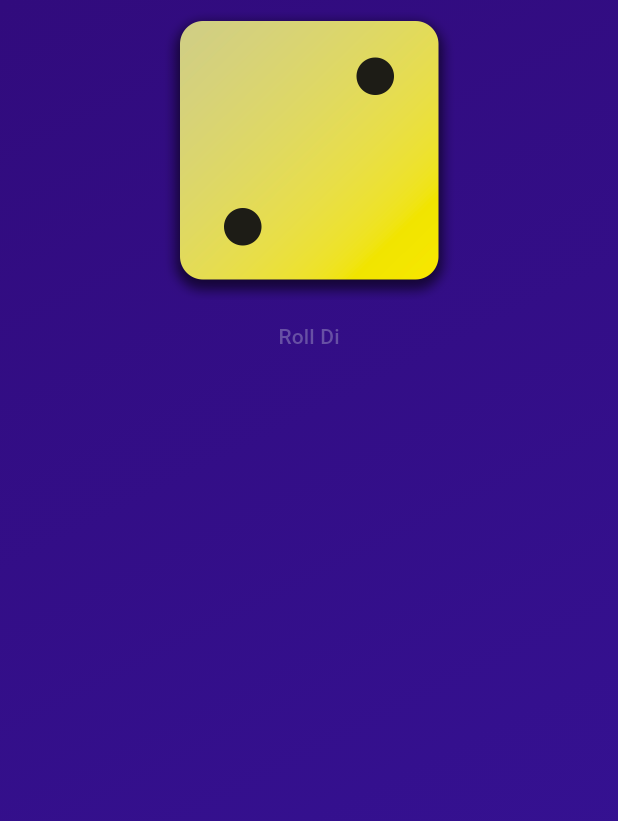
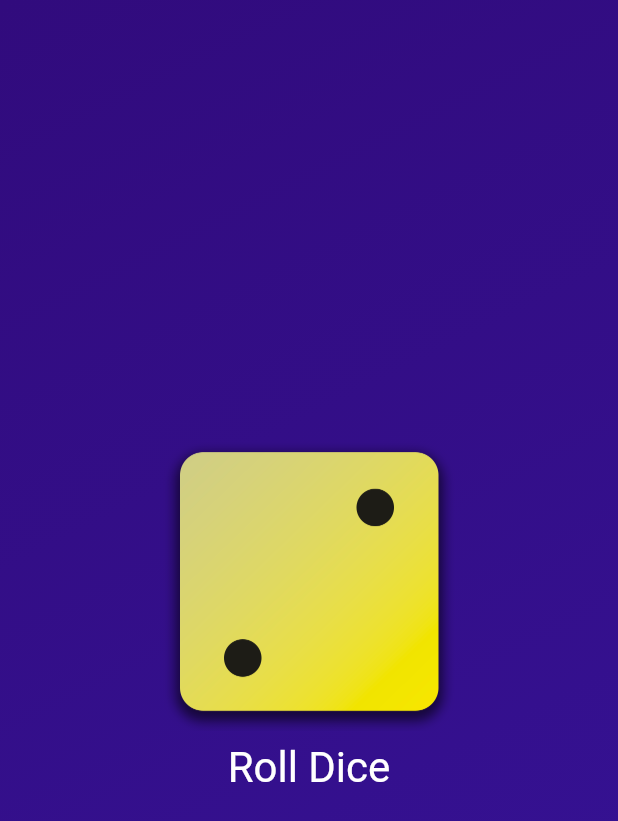
Before and after one commit to IsharaNawa/rolling-dice-flutter-app, a Flutter app: the screen it shows after launch, on a phone screen of 412 x 824 dp. Shown: the top 821 px of the screen. Run offline on Flutter 3.47's test engine with Material 3 defaults, Android fonts, the phone set to English and light mode, and no system bars.

Commit message:
adding the button style and the layout centering

```diff
--- a/lib/gradient_container.dart
+++ b/lib/gradient_container.dart
@@ -33,6 +33,7 @@ class GradientContainer extends StatelessWidget {
       ),
       child: Center(
         child: Column(
+          mainAxisSize: MainAxisSize.min,
           children: [
             Image.asset(
               'assets/images/dice-2.png',
@@ -40,7 +41,12 @@ class GradientContainer extends StatelessWidget {
             ),
             TextButton(
               onPressed: rollDice,
-              child: const Text("Roll Di"),
+              style: TextButton.styleFrom(
+                  foregroundColor: Colors.white,
+                  textStyle: const TextStyle(
+                    fontSize: 28,
+                  )),
+              child: const Text("Roll Dice"),
             ),
           ],
         ),
```
